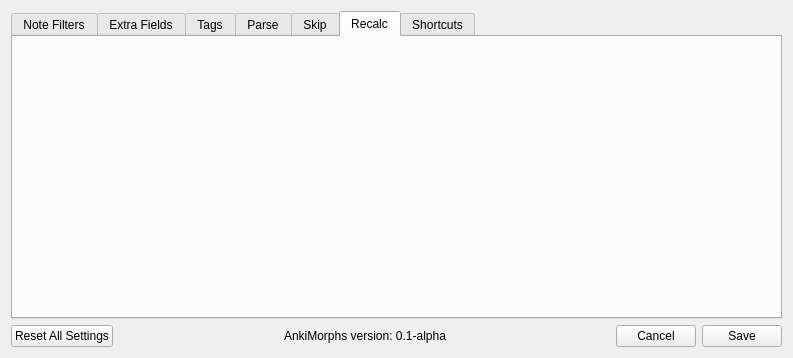
This is ankimorphs/ui/preferences_dialog.ui in mortii/anki-morphs as Qt 5 draws it before an edit. The edited form follows.
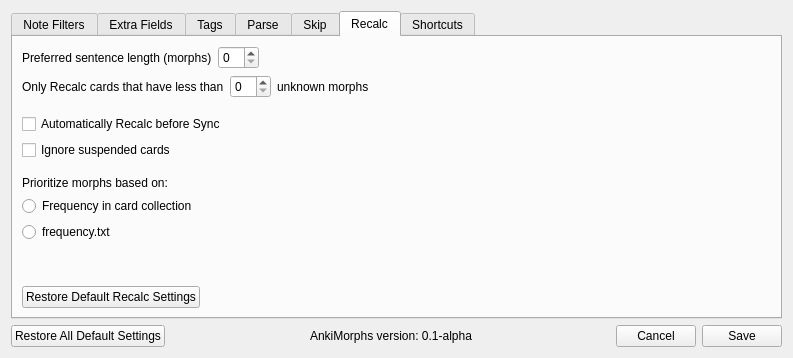
This is the edited form. The open tabs and pages were chosen to show the change.

Commit message: settings ui visually complete

The edit to the form file:
```diff
--- a/ankimorphs/ui/preferences_dialog.ui
+++ b/ankimorphs/ui/preferences_dialog.ui
@@ -128,6 +128,17 @@
              </column>
             </widget>
            </item>
+          </layout>
+         </item>
+        </layout>
+       </widget>
+       <widget class="QWidget" name="tags_tab">
+        <attribute name="title">
+         <string>Tags</string>
+        </attribute>
+        <layout class="QVBoxLayout" name="verticalLayout_12">
+         <item>
+          <layout class="QVBoxLayout" name="verticalLayout_10">
            <item>
             <layout class="QHBoxLayout" name="horizontalLayout_3">
              <item>
@@ -158,7 +169,7 @@
        </widget>
        <widget class="QWidget" name="tab_2">
         <attribute name="title">
-         <string>Tags</string>
+         <string>Parse</string>
         </attribute>
         <layout class="QGridLayout" name="gridLayout_2">
          <item row="0" column="0">
@@ -188,12 +199,7 @@
          </item>
         </layout>
        </widget>
-       <widget class="QWidget" name="tab_7">
-        <attribute name="title">
-         <string>Parse</string>
-        </attribute>
-       </widget>
-       <widget class="QWidget" name="tab_4">
+       <widget class="QWidget" name="skip_tab">
         <attribute name="title">
          <string>Skip</string>
         </attribute>
@@ -202,6 +208,155 @@
         <attribute name="title">
          <string>Recalc</string>
         </attribute>
+        <layout class="QVBoxLayout" name="verticalLayout_18">
+         <item>
+          <layout class="QHBoxLayout" name="horizontalLayout_6">
+           <item>
+            <widget class="QLabel" name="label_6">
+             <property name="text">
+              <string>Preferred sentence length (morphs)</string>
+             </property>
+            </widget>
+           </item>
+           <item>
+            <widget class="QSpinBox" name="spinBox"/>
+           </item>
+           <item>
+            <spacer name="horizontalSpacer_9">
+             <property name="orientation">
+              <enum>Qt::Horizontal</enum>
+             </property>
+             <property name="sizeHint" stdset="0">
+              <size>
+               <width>40</width>
+               <height>20</height>
+              </size>
+             </property>
+            </spacer>
+           </item>
+          </layout>
+         </item>
+         <item>
+          <layout class="QHBoxLayout" name="horizontalLayout_4">
+           <item>
+            <widget class="QLabel" name="label_7">
+             <property name="text">
+              <string>Only Recalc cards that have less than</string>
+             </property>
+            </widget>
+           </item>
+           <item>
+            <widget class="QSpinBox" name="spinBox_2"/>
+           </item>
+           <item>
+            <widget class="QLabel" name="label">
+             <property name="text">
+              <string>unknown morphs</string>
+             </property>
+            </widget>
+           </item>
+           <item>
+            <spacer name="horizontalSpacer_10">
+             <property name="orientation">
+              <enum>Qt::Horizontal</enum>
+             </property>
+             <property name="sizeHint" stdset="0">
+              <size>
+               <width>40</width>
+               <height>20</height>
+              </size>
+             </property>
+            </spacer>
+           </item>
+          </layout>
+         </item>
+         <item>
+          <layout class="QVBoxLayout" name="verticalLayout_17">
+           <property name="topMargin">
+            <number>10</number>
+           </property>
+           <item>
+            <widget class="QCheckBox" name="checkBox_6">
+             <property name="text">
+              <string>Automatically Recalc before Sync</string>
+             </property>
+            </widget>
+           </item>
+           <item>
+            <widget class="QCheckBox" name="checkBox_11">
+             <property name="text">
+              <string>Ignore suspended cards</string>
+             </property>
+            </widget>
+           </item>
+          </layout>
+         </item>
+         <item>
+          <layout class="QVBoxLayout" name="verticalLayout_14">
+           <property name="topMargin">
+            <number>10</number>
+           </property>
+           <item>
+            <widget class="QLabel" name="label_5">
+             <property name="text">
+              <string>Prioritize morphs based on:</string>
+             </property>
+            </widget>
+           </item>
+           <item>
+            <widget class="QRadioButton" name="radioButton">
+             <property name="text">
+              <string>Frequency in card collection</string>
+             </property>
+            </widget>
+           </item>
+           <item>
+            <widget class="QRadioButton" name="radioButton_2">
+             <property name="text">
+              <string>frequency.txt</string>
+             </property>
+            </widget>
+           </item>
+          </layout>
+         </item>
+         <item>
+          <spacer name="verticalSpacer_3">
+           <property name="orientation">
+            <enum>Qt::Vertical</enum>
+           </property>
+           <property name="sizeHint" stdset="0">
+            <size>
+             <width>20</width>
+             <height>40</height>
+            </size>
+           </property>
+          </spacer>
+         </item>
+         <item>
+          <layout class="QHBoxLayout" name="horizontalLayout_9">
+           <item>
+            <widget class="QPushButton" name="pushButton">
+             <property name="text">
+              <string>Restore Default Recalc Settings</string>
+             </property>
+            </widget>
+           </item>
+           <item>
+            <spacer name="horizontalSpacer_8">
+             <property name="orientation">
+              <enum>Qt::Horizontal</enum>
+             </property>
+             <property name="sizeHint" stdset="0">
+              <size>
+               <width>40</width>
+               <height>20</height>
+              </size>
+             </property>
+            </spacer>
+           </item>
+          </layout>
+         </item>
+        </layout>
        </widget>
        <widget class="QWidget" name="tab_6">
         <attribute name="title">
@@ -215,7 +370,7 @@
        <item>
         <widget class="QPushButton" name="pushButton_3">
          <property name="text">
-          <string>Reset All Settings</string>
+          <string>Restore All Default Settings</string>
          </property>
         </widget>
        </item>
@@ -233,7 +388,7 @@
         </spacer>
        </item>
        <item>
-        <widget class="QLabel" name="label">
+        <widget class="QLabel" name="ankimorphs_version_label">
          <property name="text">
           <string>AnkiMorphs version: 0.1-alpha</string>
          </property>
```
Left out of the diff: 316 changed lines with no effect on the pictures. The commit also changes 4 other files.
